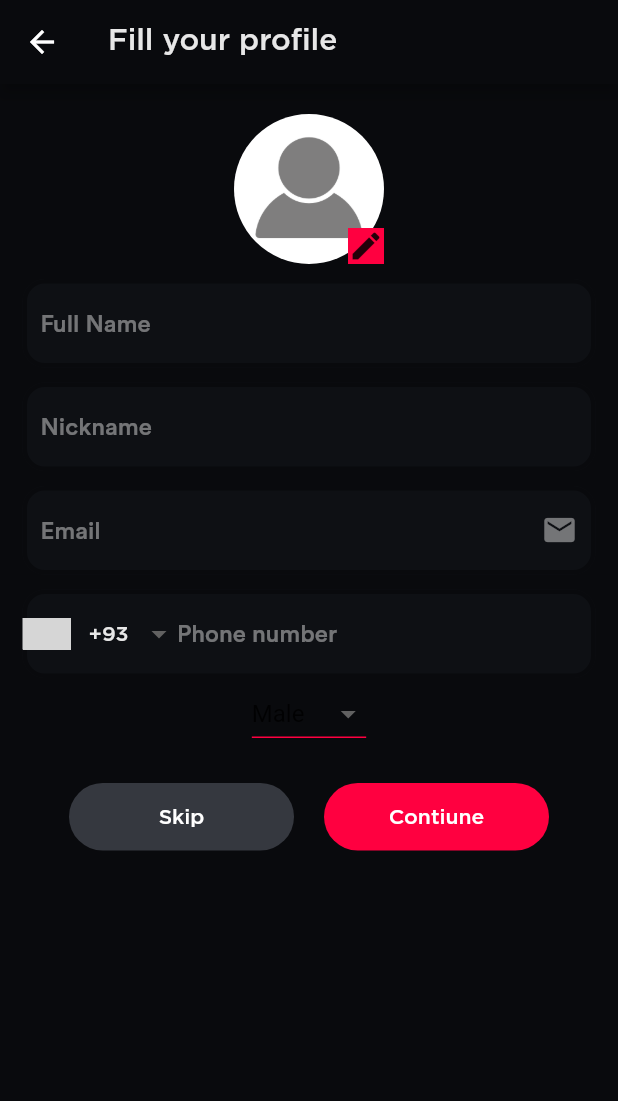
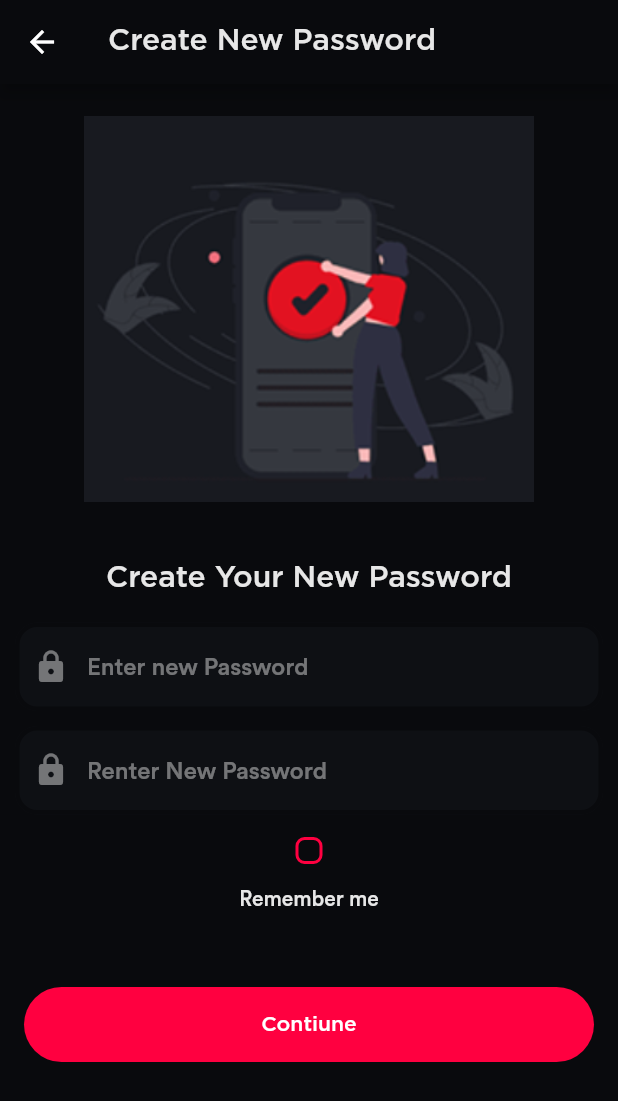
Before and after one commit to IEEE-AAST-Alexandria-Student-Branch/IEEE-MovieApp-Mobile, a Flutter app: the screen it shows after launch, on a phone screen of 412 x 824 dp. Shown: the top 1101 px of the screen. Run offline on Flutter 3.47's test engine with Material 2 defaults, Android fonts, the phone set to English and light mode, and no system bars; drawn by our look-alikes of intl_phone_number_input; our stand-ins replace flutter_rating_bar, percent_indicator, smooth_page_indicator; grey boxes are pictures that could not be loaded.

Commit message:
Version 0.0.1

```diff
--- /dev/null
+++ b/lib/Pages/new pass/continuebutton.dart
@@ -0,0 +1,32 @@
+import 'package:flutter/material.dart';
+
+import '../../../Constants/colors.dart';
+import '../../../Constants/fonts.dart';
+
+
+class Contbutton extends StatelessWidget {
+  const Contbutton({super.key});
+
+  @override
+  Widget build(BuildContext context) {
+    return Row(
+      mainAxisAlignment: MainAxisAlignment.center,
+      children: [
+        SizedBox(
+          height: 50,
+          width: 380,
+          child: ElevatedButton(
+              style: ElevatedButton.styleFrom(
+                  elevation: 0,
+                  backgroundColor: secondaryColor,
+                  shape: const RoundedRectangleBorder(
+                    borderRadius: BorderRadius.all(Radius.circular(25)),
+                  )),
+              onPressed: () {},
+              child:
+              const Text("Contiune", style: TextStyle(fontFamily: medium))),
+        ),
+      ],
+    );
+  }
+}
--- /dev/null
+++ b/lib/Pages/new pass/createnewpass.dart
@@ -0,0 +1,98 @@
+import 'package:flutter/material.dart';
+import 'package:ieee_movieapp/Constants/colors.dart';
+import 'package:ieee_movieapp/Constants/fonts.dart';
+import 'package:ieee_movieapp/Pages/Profile/ProfileWidgets/profimg.dart';
+import 'package:ieee_movieapp/Pages/Profile/ProfileWidgets/skip_cont_buttons_fill.dart';
+import 'package:ieee_movieapp/Pages/new%20pass/continuebutton.dart';
+import 'package:ieee_movieapp/Pages/new%20pass/nepasswidget.dart';
+import 'package:intl_phone_number_input/intl_phone_number_input.dart';
+
+bool rememberMe = false;
+
+class Newpass extends StatefulWidget {
+  const Newpass({Key? key}) : super(key: key);
+
+  @override
+  State<Newpass> createState() => _Cnewpass();
+}
+
+class _Cnewpass extends State<Newpass> {
+  bool? rememberMe = false;
+
+  void _onRememberMeChanged(bool? newValue) => setState(() {
+    rememberMe = newValue;
+  });
+
+//this is the creating a new password page
+
+  Widget build(BuildContext context) {
+    return Scaffold(
+      appBar: AppBar(
+        title: const Text(
+          "Create New Password",
+          style: TextStyle(color: txtColor, fontFamily: medium),
+        ),
+        backgroundColor: primaryColor,
+        leading: IconButton(
+          icon: const Icon(Icons.arrow_back),
+          tooltip: 'previous page',
+          onPressed: () {},
+        ),
+    ),
+      body: Padding(
+    padding: const EdgeInsets.symmetric(horizontal: 10),
+    child: SingleChildScrollView(
+      child: Column(
+        children: [
+      // Image and text at the top
+      Column(
+      children: [
+      Container(
+      height: 300,
+        width: 300,
+        child: Image.asset("images/newpass.png"),
+      ),
+      const Padding(
+          padding: EdgeInsets.all(20.0),
+          child: Text(
+            'Create Your New Password',
+            style: TextStyle(
+              color: txtColor,
+              fontFamily: medium,
+              fontSize: 20,
+            ),
+          )),
+      ],
+    ),
+          const Nwpass(),
+          Column(
+            mainAxisAlignment: MainAxisAlignment.center,
+            children: [
+              Checkbox(
+                value: rememberMe,
+                onChanged: _onRememberMeChanged,
+                activeColor: secondaryColor,
+                shape: const RoundedRectangleBorder(
+                    borderRadius: BorderRadius.all(Radius.circular(6))),
+                side: const BorderSide(width: 2, color: secondaryColor),
+              ),
+              const Text(
+                "Remember me",
+                style: TextStyle(fontFamily: small, color: txtColor),
+              ),
+              SizedBox(
+                width: 20,
+                height:50,
+              ),
+ /////////continue button
+
+              const Contbutton()
+            ],
+
+          ),
+      ],
+    ),
+    )
+    )
+    );
+    }}
--- /dev/null
+++ b/lib/Pages/new pass/nepasswidget.dart
@@ -0,0 +1,36 @@
+import 'package:flutter/material.dart';
+
+import '../../Constants/colors.dart';
+
+class Nwpass extends StatelessWidget {
+  const Nwpass({super.key});
+
+  @override
+  Widget build(BuildContext context) {
+    return Column(
+      children: const [
+        TextField(
+          cursorColor: secondaryColor,
+          style: TextStyle(color: txtColor),
+          decoration: InputDecoration(
+              hintText: "Enter new Password", prefixIcon: Icon(Icons.lock)),
+          obscureText: true,
+          enableSuggestions: false,
+          autocorrect: false,
+        ),
+        SizedBox(
+          height: 10,
+        ),
+        TextField(
+          cursorColor: secondaryColor,
+          style: TextStyle(color: txtColor),
+          decoration: InputDecoration(
+              hintText: "Renter New Password", prefixIcon: Icon(Icons.lock)),
+          obscureText: true,
+          enableSuggestions: false,
+          autocorrect: false,
+        ),
+      ],
+    );
+  }
+}
--- a/lib/main.dart
+++ b/lib/main.dart
@@ -4,6 +4,11 @@ import 'package:ieee_movieapp/Pages/Profile/fill.dart';
 import 'Constants/colors.dart';
 import 'Constants/themes.dart';
 import 'Pages/Profile/ProfileWidgets/dropdown.dart';
+import 'Pages/loginSignup/sign_up.dart';
+import 'Pages/new pass/nepasswidget.dart';
+import 'Pages/new pass/createnewpass.dart';
+import 'Pages/profile/rating.dart';
+import 'Pages/profile/navbar.dart';
 
 void main() {
   runApp(const MyApp());
@@ -23,7 +28,7 @@ class MyApp extends StatelessWidget {
           chipTheme: chipButtonTheme,
           scaffoldBackgroundColor: primaryColor,
           inputDecorationTheme: textFieldTheme),
-      home: const Fillprof(),
+      home: const Newpass(),
     );
   }
 }
--- a/pubspec.yaml
+++ b/pubspec.yaml
@@ -29,7 +29,7 @@ environment:
 # versions available, run `flutter pub outdated`.
 dependencies:
   material_dialogs:
-
+  smooth_star_rating_null_safety: ^1.0.4+2
   flutter_signin_button:
   flutter:
     sdk: flutter
@@ -38,10 +38,11 @@ dependencies:
   # The following adds the Cupertino Icons font to your application.
   # Use with the CupertinoIcons class for iOS style icons.
   cupertino_icons: ^1.0.2
+  flutter_rating_bar: ^4.0.1
+  percent_indicator: ^4.2.3
   firebase_auth: ^4.5.0
   cloud_firestore: ^4.6.0
   firebase_core: ^2.11.0
-
   intl_phone_number_input: ^0.7.3+1
 
   smooth_page_indicator: ^1.0.0
```
Also changed, not shown: lib/Pages/Profile/rating.dart (added, +130 -0 lines), images/newpass.png (added), pubspec.lock.
